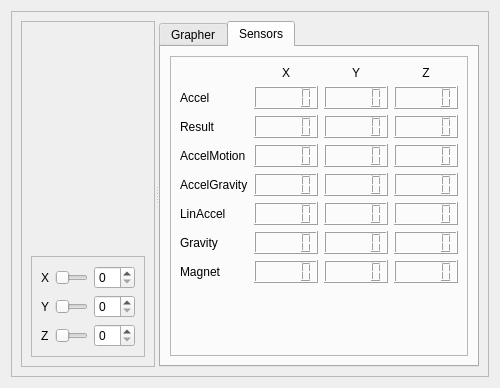
RinatB2017/mega_GIT, file Qt/my_programm/Get_acceleration_data/src/get_acceleration_data/ui/get_acceleration_data.ui: the form before one commit.
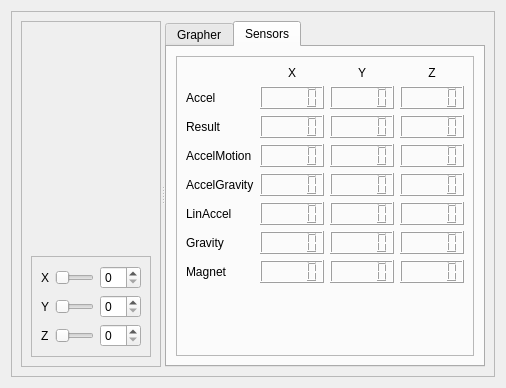
The form after the commit. The open tabs and pages were chosen to show the change. Custom widgets are drawn as their Qt base class.

```diff
--- a/Qt/my_programm/Get_acceleration_data/src/get_acceleration_data/ui/get_acceleration_data.ui
+++ b/Qt/my_programm/Get_acceleration_data/src/get_acceleration_data/ui/get_acceleration_data.ui
@@ -6,7 +6,7 @@
    <rect>
     <x>0</x>
     <y>0</y>
-    <width>500</width>
+    <width>506</width>
     <height>388</height>
    </rect>
   </property>
@@ -152,7 +152,7 @@
           <attribute name="title">
            <string>Sensors</string>
           </attribute>
-          <layout class="QVBoxLayout" name="verticalLayout_5">
+          <layout class="QHBoxLayout" name="horizontalLayout_2">
            <item>
             <widget class="QFrame" name="frame_2">
              <property name="frameShape">
@@ -324,6 +324,19 @@
              </layout>
             </widget>
            </item>
+           <item>
+            <spacer name="horizontalSpacer_2">
+             <property name="orientation">
+              <enum>Qt::Horizontal</enum>
+             </property>
+             <property name="sizeHint" stdset="0">
+              <size>
+               <width>40</width>
+               <height>20</height>
+              </size>
+             </property>
+            </spacer>
+           </item>
           </layout>
          </widget>
         </widget>
```
